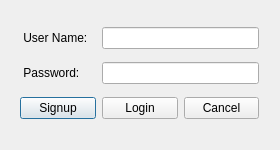
First picture: the form in UI/Login_Dialog.ui, repository tongzhou-us/Movie-Ticket-Booking-System, before the edit.
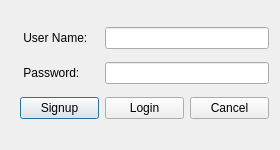
Second picture: the form after the edit.

```diff
--- a/UI/Login_Dialog.ui
+++ b/UI/Login_Dialog.ui
@@ -11,12 +11,12 @@
    </rect>
   </property>
   <property name="sizePolicy">
-   <sizepolicy hsizetype="Maximum" vsizetype="Maximum">
+   <sizepolicy hsizetype="MinimumExpanding" vsizetype="Minimum">
     <horstretch>0</horstretch>
     <verstretch>0</verstretch>
    </sizepolicy>
   </property>
-  <property name="maximumSize">
+  <property name="minimumSize">
    <size>
     <width>280</width>
     <height>150</height>
@@ -30,7 +30,7 @@
     <rect>
      <x>20</x>
      <y>20</y>
-     <width>239</width>
+     <width>249</width>
      <height>106</height>
     </rect>
    </property>
```
